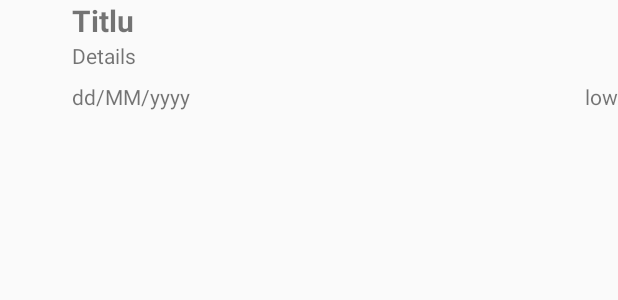
After one commit to BogdanIancu/AndroidBasics, an Android app: the layout item_template.xml on its own in the app's theme, with its tools: preview values and no code run, on a phone screen of 412 x 824 dp. The commit adds this screen. Shown: the top 300 px of the screen. Run offline under Robolectric (Android 15) with nearby library versions, the phone set to English and light mode, and no system bars.

Commit message:
Android Basics Day 1.5

```diff
--- a/app/src/main/AndroidManifest.xml
+++ b/app/src/main/AndroidManifest.xml
@@ -9,7 +9,8 @@
         android:roundIcon="@mipmap/ic_launcher_round"
         android:supportsRtl="true"
         android:theme="@style/AppTheme">
-        <activity android:name=".AddTodoActivity"></activity>
+        <activity android:name=".ToDoListActivity"></activity>
+        <activity android:name=".AddTodoActivity" />
         <activity android:name=".MainActivity">
             <intent-filter>
                 <action android:name="android.intent.action.MAIN" />
--- /dev/null
+++ b/app/src/main/res/layout/item_template.xml
@@ -0,0 +1,47 @@
+<?xml version="1.0" encoding="utf-8"?>
+<GridLayout
+    xmlns:android="http://schemas.android.com/apk/res/android"
+    android:layout_width="match_parent"
+    android:layout_height="match_parent">
+    <ImageView
+        android:id="@+id/image_view"
+        android:layout_width="48dp"
+        android:layout_height="48dp"
+        android:layout_row="0"
+        android:layout_column="0"
+        android:layout_rowSpan="3" />
+    <TextView
+        android:id="@+id/title_text_view"
+        android:layout_width="wrap_content"
+        android:layout_height="wrap_content"
+        android:layout_row="0"
+        android:layout_column="1"
+        android:textStyle="bold"
+        android:textSize="20sp"
+        android:text="Titlu"/>
+    <TextView
+        android:id="@+id/details_text_view"
+        android:layout_width="wrap_content"
+        android:layout_height="wrap_content"
+        android:layout_row="1"
+        android:layout_column="1"
+        android:layout_columnSpan="2"
+        android:text="Details"/>
+    <TextView
+        android:id="@+id/due_date_text_view"
+        android:layout_width="wrap_content"
+        android:layout_height="wrap_content"
+        android:layout_row="2"
+        android:layout_column="1"
+        android:layout_marginTop="@dimen/margin"
+        android:text="dd/MM/yyyy"/>
+    <TextView
+        android:id="@+id/priority_text_view"
+        android:layout_width="wrap_content"
+        android:layout_height="wrap_content"
+        android:layout_row="2"
+        android:layout_column="2"
+        android:layout_marginTop="@dimen/margin"
+        android:text="low"
+        android:layout_gravity="end"/>
+</GridLayout>
```
Also changed, not shown: app/src/main/java/ro/facemsoft/myfirstapplication/MainActivity.java (+36 -5 lines), app/src/main/java/ro/facemsoft/myfirstapplication/ToDoListActivity.java (added, +36 -0 lines), app/src/main/java/ro/facemsoft/myfirstapplication/adapters/ToDoItemAdapter.java (added, +50 -0 lines), app/src/main/res/layout/activity_to_do_list.xml (added, +21 -0 lines).
